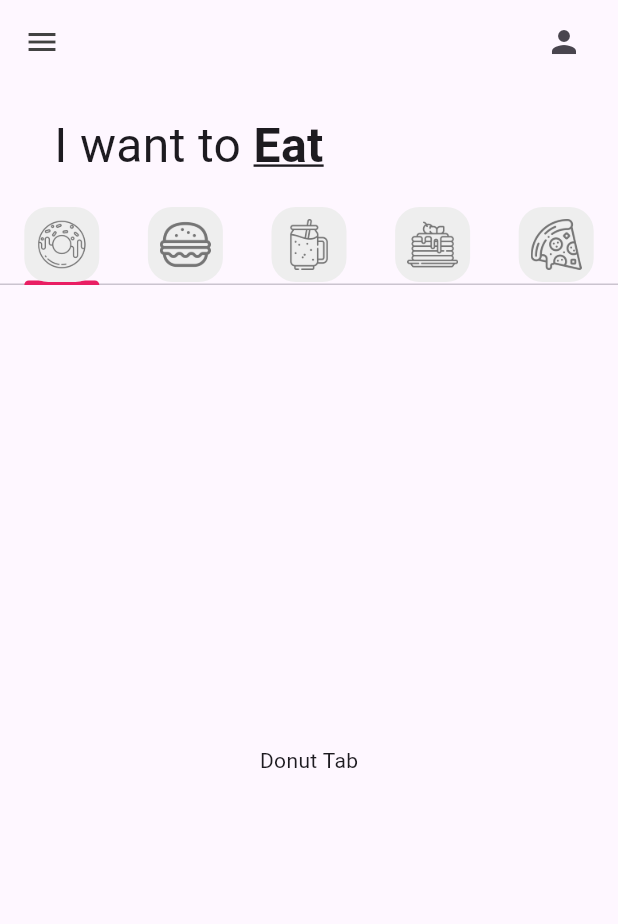
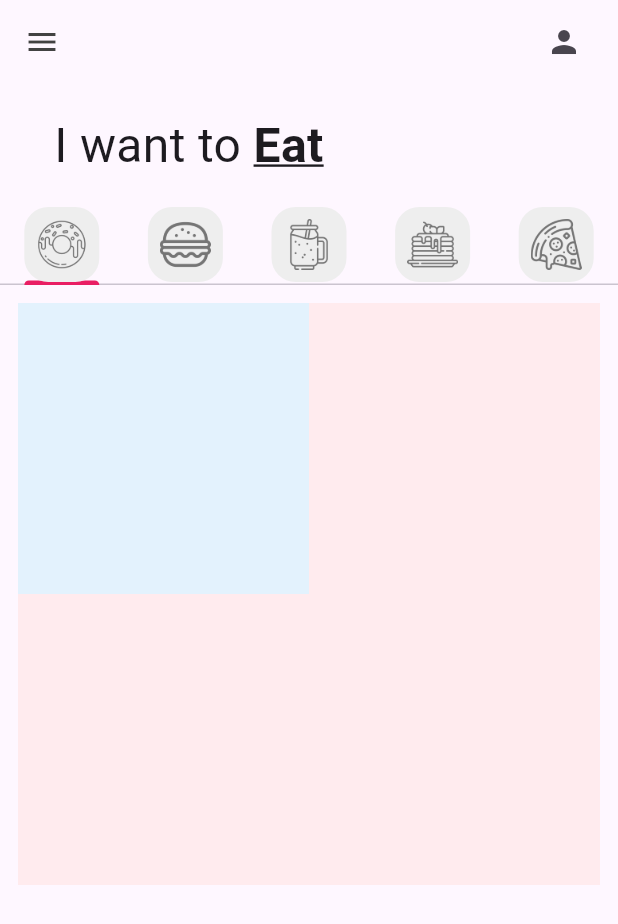
Before and after one commit to T0a5t-E/donut_app_2a_vargas, a Flutter app: the screen it shows after launch, on a phone screen of 412 x 824 dp. Shown: the top 924 px of the screen. Run offline on Flutter 3.47's test engine with Material 3 defaults, Android fonts, the phone set to English and light mode, and no system bars.

Commit message:
Starting GridView

```diff
--- a/lib/tabs/donut_tab.dart
+++ b/lib/tabs/donut_tab.dart
@@ -1,12 +1,35 @@
+import 'package:donut_app_2a_vargas/utils/donut_tile.dart';
 import 'package:flutter/material.dart';
 
 class DonutTab extends StatelessWidget {
-  const DonutTab({super.key});
+
+  // Donut List
+  final List donutsOnSale = [
+    ["Ice Cream", "36", Colors.blue, "lib/images/icecream_donut.png"],
+    ["Strawberry", "45", Colors.red, "lib/images/strawberry_donut.png"],
+    ["Grape Ape", "84", Colors.red, "lib/images/grape_donut.png"],
+    ["Chocolate", "45", Colors.red, "lib/images/chocolate_donut.png"],
+  ];
+  DonutTab({super.key});
 
   @override
   Widget build(BuildContext context) {
-    return const Center(
-      child: Text("Donut Tab"),
+    return GridView.builder(
+      // Amount of elements
+      itemCount: donutsOnSale.length,
+      padding: const EdgeInsets.all(12),
+      // Organizes the grid
+      gridDelegate: const SliverGridDelegateWithFixedCrossAxisCount(
+        // Number of columns
+        crossAxisCount: 2),
+      itemBuilder: (context, index) {
+        return DonutTile(
+          donutFlavor: donutsOnSale[index][0],
+          donutPrice: donutsOnSale[index][1],
+          donutColor: donutsOnSale[index][2],
+          imageName: donutsOnSale[index][3],
+        );
+      }
     );
   }
 }
--- /dev/null
+++ b/lib/utils/donut_tile.dart
@@ -0,0 +1,24 @@
+import 'package:flutter/material.dart';
+
+class DonutTile extends StatelessWidget {
+ final String donutFlavor;
+ final String donutPrice;
+ final dynamic donutColor;  //dynamic porque será de tipo Color y también usará []
+ final String imageName;
+
+ const DonutTile({
+   super.key,
+   required this.donutFlavor,
+   required this.donutPrice,
+   required this.donutColor,
+   required this.imageName,
+ });
+
+ @override
+ Widget build(BuildContext context) {
+   return Container(
+       decoration: BoxDecoration(
+     color: donutColor[50],
+   ));
+ }
+}
```
